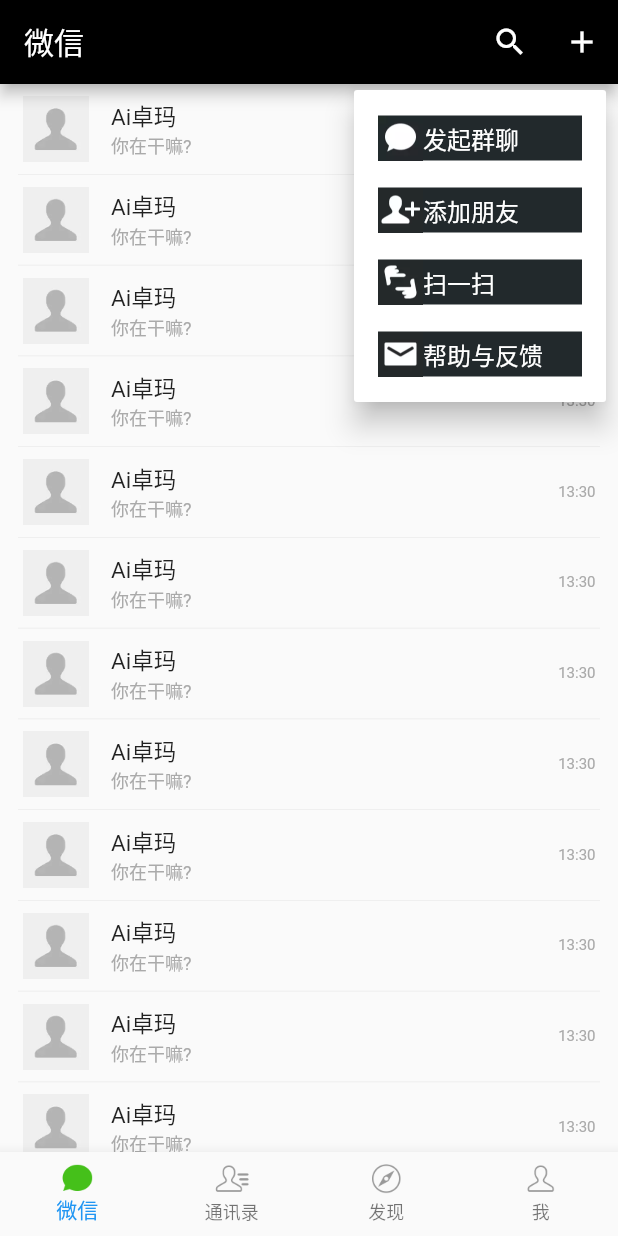
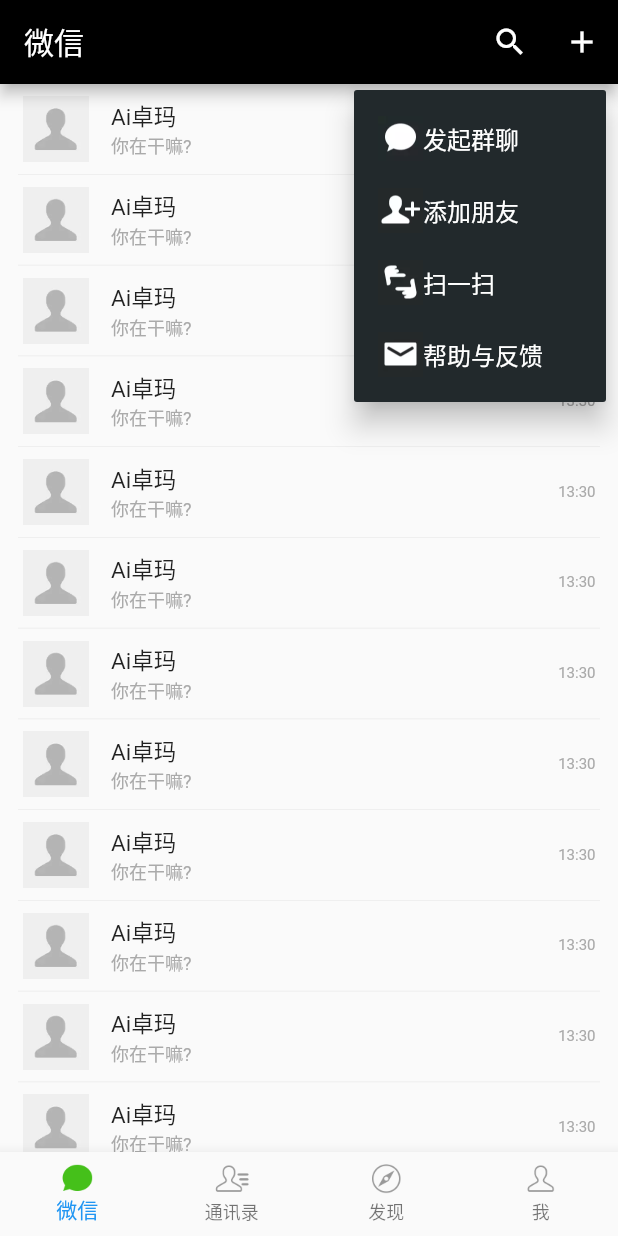
Before and after one commit to yukuoyuan/flutter_weixin, a Flutter app: the screen it shows after launch, after a tap on the "add" icon, on a phone screen of 412 x 824 dp. Run offline on Flutter 3.47's test engine with Material 2 defaults, Android fonts, the phone set to English and light mode, and no system bars.

Commit message:
提交了弹窗效果的修改

```diff
--- a/lib/main.dart
+++ b/lib/main.dart
@@ -71,14 +71,18 @@
                 ),
                 onPressed: () {},
               ),
-              new PopupMenuButton(
+              new Theme(
+                  data: Theme.of(context).copyWith(
+                    cardColor: const Color(0xff22292C),
+                  ),
+                  child: new PopupMenuButton(
                     offset: const Offset(0.0, 60.0),
                     icon: new Icon(Icons.add, color: Colors.white),
-                itemBuilder: (BuildContext context) => <PopupMenuItem<String>>[
+                    itemBuilder: (BuildContext context) =>
+                        <PopupMenuItem<String>>[
                           new PopupMenuItem<String>(
                               value: '选项一的值',
                               child: new Container(
-                              color: const Color(0xff22292C),
                                   child: new Column(
                                     children: <Widget>[
                                       new Row(
@@ -98,7 +102,6 @@
                           new PopupMenuItem<String>(
                               value: '选项一的值',
                               child: new Container(
-                              color: const Color(0xff22292C),
                                   child: new Column(
                                     children: <Widget>[
                                       new Row(
@@ -116,7 +119,6 @@
                           new PopupMenuItem<String>(
                               value: '选项一的值',
                               child: new Container(
-                              color: const Color(0xff22292C),
                                   child: new Column(
                                     children: <Widget>[
                                       new Row(
@@ -134,7 +136,6 @@
                           new PopupMenuItem<String>(
                               value: '选项一的值',
                               child: new Container(
-                              color: const Color(0xff22292C),
                                   child: new Column(
                                     children: <Widget>[
                                       new Row(
@@ -150,7 +151,7 @@
                                     ],
                                   ))),
                         ],
-              ),
+                  )),
             ]),
         body: new Container(
           child: _getBody(),
```
Lines whose indentation alone changed are shown as unchanged.
